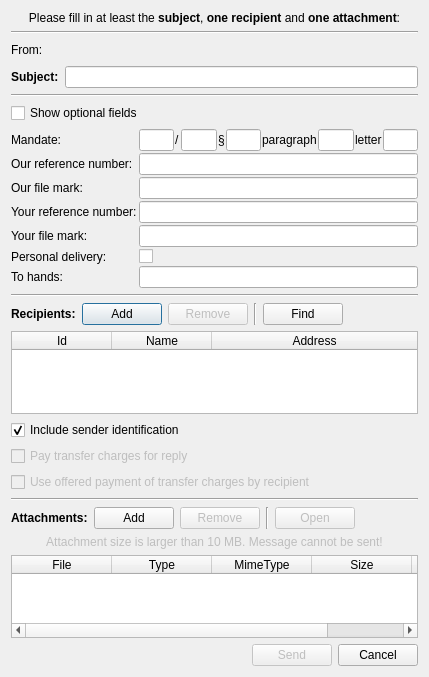
First picture: the form in src/gui/ui/dlg_send_message.ui, repository psakar/datovka, before the edit.
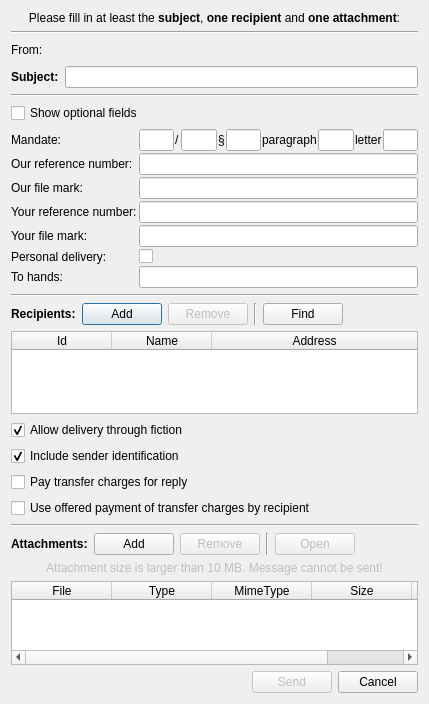
Second picture: the form after the edit. Icons and pictures are not drawn.

Commit message: Added some settings of sent message dialog and change sent parameters for OVM/FO

```diff
--- a/src/gui/ui/dlg_send_message.ui
+++ b/src/gui/ui/dlg_send_message.ui
@@ -7,7 +7,7 @@
     <x>0</x>
     <y>0</y>
     <width>429</width>
-    <height>677</height>
+    <height>704</height>
    </rect>
   </property>
   <property name="font">
@@ -432,6 +432,19 @@
      </column>
     </widget>
    </item>
+   <item>
+    <widget class="QCheckBox" name="dmAllowSubstDelivery">
+     <property name="toolTip">
+      <string>&lt;html&gt;&lt;head/&gt;&lt;body&gt;&lt;p&gt;Even if recipient did not read this message, message is considered as delivered after (currently) 10 days. This is delivery through fiction.&lt;/p&gt;&lt;p&gt;&lt;br/&gt;&lt;/p&gt;&lt;/body&gt;&lt;/html&gt;</string>
+     </property>
+     <property name="text">
+      <string>Allow delivery through fiction</string>
+     </property>
+     <property name="checked">
+      <bool>true</bool>
+     </property>
+    </widget>
+   </item>
    <item>
     <widget class="QCheckBox" name="dmPublishOwnID">
      <property name="font">
@@ -451,7 +464,7 @@
    <item>
     <widget class="QCheckBox" name="payCheckBox_2">
      <property name="enabled">
-      <bool>false</bool>
+      <bool>true</bool>
      </property>
      <property name="font">
       <font>
@@ -467,7 +480,7 @@
    <item>
     <widget class="QCheckBox" name="useCheckBox_3">
      <property name="enabled">
-      <bool>false</bool>
+      <bool>true</bool>
      </property>
      <property name="font">
       <font>
```
Left out of the diff: 8 changed lines with no effect on the pictures. The commit also changes 7 other files.
